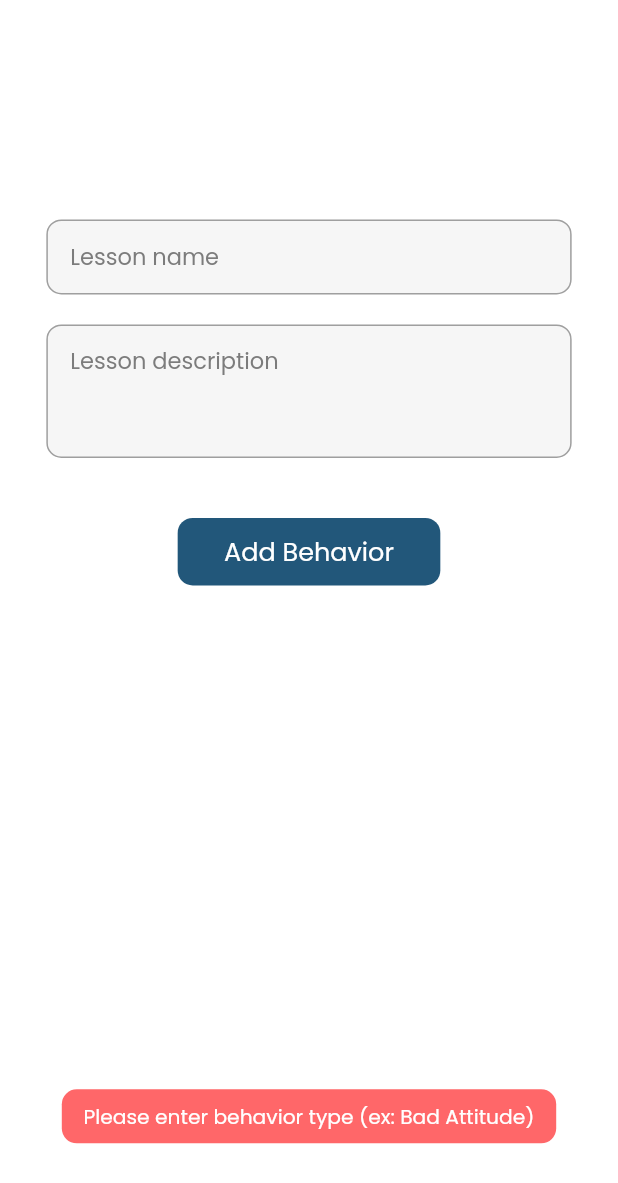
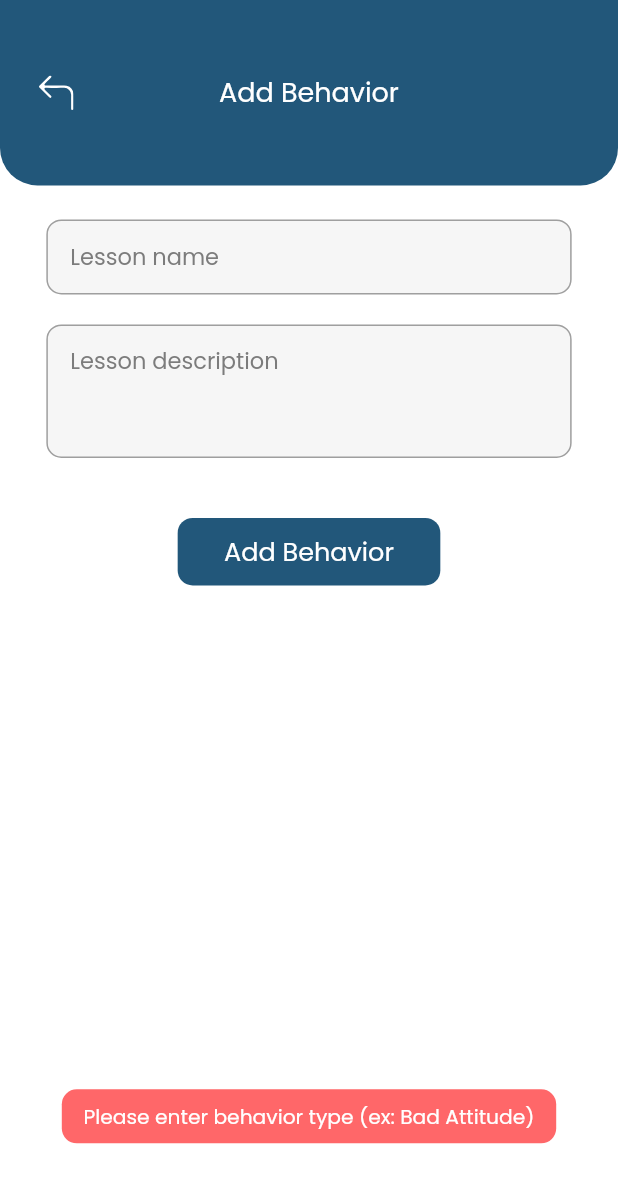
Before and after one commit to Im2rnado/nhis-teacher-app, a Flutter app: the AddBehaviorContainer screen opened directly, after a tap on "Add Behavior", on a phone screen of 412 x 824 dp. Shown: the top 1183 px of the screen. Run offline on Flutter 3.47's test engine with Material 2 defaults, Android fonts, the phone set to English and light mode, and no system bars; our stand-ins replace bloc, cached_network_image, connectivity_plus, dio, dotted_border, file_picker and 15 more; missing offline and left inert: external_path; accounts and stored records are empty; network calls fail; project files that could hold a hidden picture were left out.

Commit message:
maybe fix addbehavior

```diff
--- a/lib/ui/screens/addOrEditBehavior.dart
+++ b/lib/ui/screens/addOrEditBehavior.dart
@@ -101,8 +101,8 @@ class _AddBehaviorContainerState extends State<AddBehaviorContainer> {
     }
 
     context.read<CreateBehaviorCubit>().createBehavior(
-        studentId: context.read<AddOrEditBehaviorScreen>().studentId,
-        teacherName: context.read<AddOrEditBehaviorScreen>().teacherName,
+        studentId: widget.studentId!,
+        teacherName: widget.teacherName!,
         behaviorDescription:
             _behaviorDescriptionTextEditingController.text.trim(),
         behaviorName: _behaviorNameTextEditingController.text.trim());
@@ -198,9 +198,22 @@ class _AddBehaviorContainerState extends State<AddBehaviorContainer> {
 
   @override
   Widget build(BuildContext context) {
-    return Align(
-      alignment: Alignment.topCenter,
-      child: _buildAddOrEditBehaviorForm(),
+    return Scaffold(
+      body: Stack(
+        children: [
+          _buildAddOrEditBehaviorForm(),
+          Align(
+            alignment: Alignment.topCenter,
+            child: CustomAppBar(
+              title: UiUtils.getTranslatedLabel(context, addBehaviorKey),
+              showBackButton: true,
+              onPressBackButton: () {
+                Navigator.pop(context);
+              },
+            ),
+          ),
+        ],
+      ),
     );
   }
 }
```
